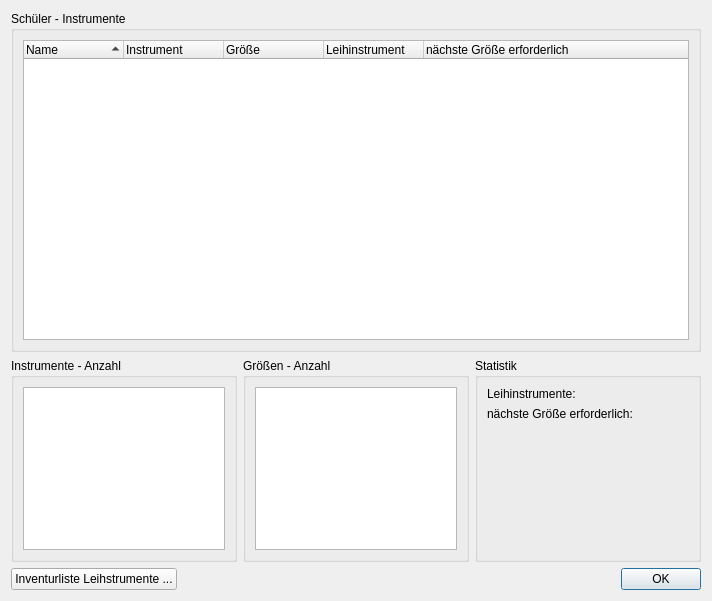
doitux/qupil, file src/gui/instrumentmanager/instrumentmanager.ui: the form before one commit.
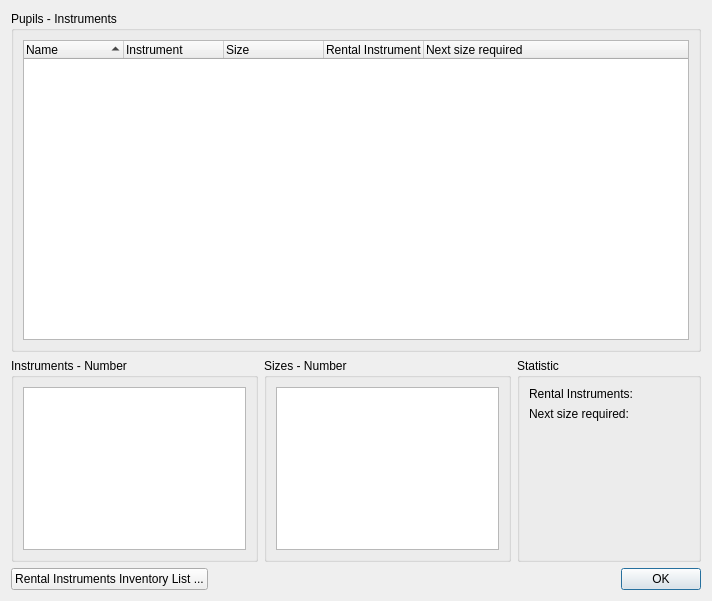
The form after the commit. Icons and pictures are not drawn.

```diff
--- a/src/gui/instrumentmanager/instrumentmanager.ui
+++ b/src/gui/instrumentmanager/instrumentmanager.ui
@@ -17,7 +17,7 @@
    <item row="0" column="0" colspan="4">
     <widget class="QGroupBox" name="groupBox">
      <property name="title">
-      <string>Schüler - Instrumente</string>
+      <string>Pupils - Instruments</string>
      </property>
      <layout class="QGridLayout" name="gridLayout_5">
       <item row="0" column="0">
@@ -52,17 +52,17 @@
         </column>
         <column>
          <property name="text">
-          <string>Größe</string>
+          <string>Size</string>
          </property>
         </column>
         <column>
          <property name="text">
-          <string>Leihinstrument</string>
+          <string>Rental Instrument</string>
          </property>
         </column>
         <column>
          <property name="text">
-          <string>nächste Größe erforderlich</string>
+          <string>Next size required</string>
          </property>
         </column>
        </widget>
@@ -73,7 +73,7 @@
    <item row="1" column="0" colspan="2">
     <widget class="QGroupBox" name="groupBox_2">
      <property name="title">
-      <string>Instrumente - Anzahl</string>
+      <string>Instruments - Number</string>
      </property>
      <layout class="QGridLayout" name="gridLayout_2">
       <item row="0" column="0">
@@ -98,7 +98,7 @@
    <item row="1" column="2">
     <widget class="QGroupBox" name="groupBox_3">
      <property name="title">
-      <string>Größen - Anzahl</string>
+      <string>Sizes - Number</string>
      </property>
      <layout class="QGridLayout" name="gridLayout">
       <item row="0" column="0">
@@ -123,13 +123,13 @@
    <item row="1" column="3">
     <widget class="QGroupBox" name="groupBox_4">
      <property name="title">
-      <string>Statistik</string>
+      <string>Statistic</string>
      </property>
      <layout class="QGridLayout" name="gridLayout_3">
       <item row="0" column="0">
        <widget class="QLabel" name="label">
         <property name="text">
-         <string>Leihinstrumente:</string>
+         <string>Rental Instruments:</string>
         </property>
        </widget>
       </item>
@@ -152,7 +152,7 @@
       <item row="1" column="0">
        <widget class="QLabel" name="label_3">
         <property name="text">
-         <string>nächste Größe erforderlich:</string>
+         <string>Next size required:</string>
         </property>
        </widget>
       </item>
@@ -191,7 +191,7 @@
    <item row="2" column="0">
     <widget class="QPushButton" name="pushButton_createRentInstrumentList">
      <property name="text">
-      <string>Inventurliste Leihstrumente ...</string>
+      <string>Rental Instruments Inventory List ...</string>
      </property>
      <property name="icon">
       <iconset resource="../resources/qupil.qrc">
```
Left out of the diff: 2 changed lines with no effect on the pictures.
